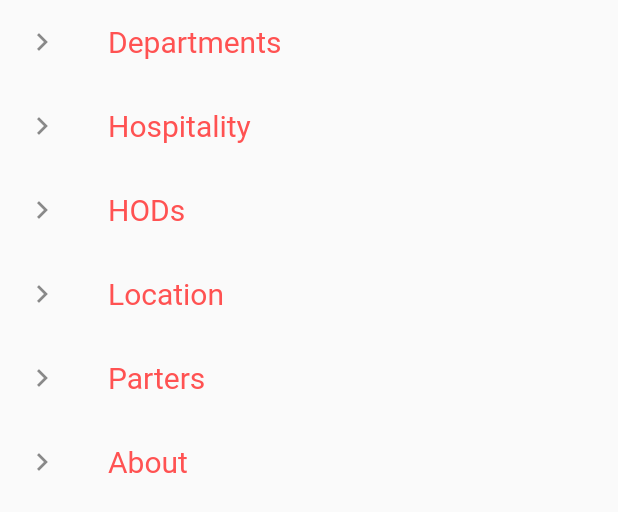
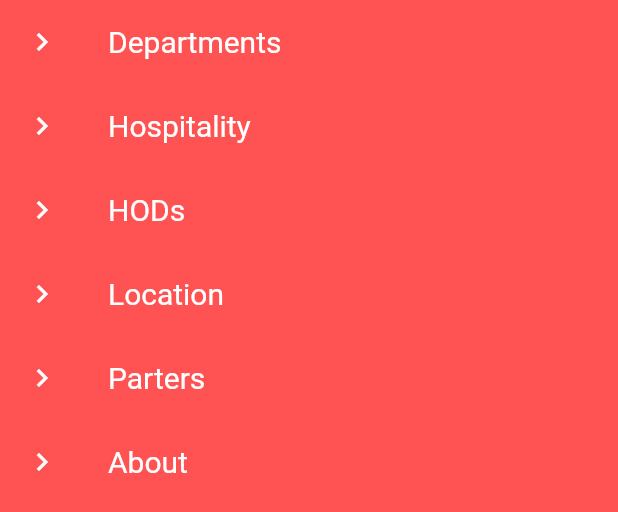
Before and after one commit to samrat19/Flutter_API_fetch, a Flutter app: the CustomDrawer widget shown alone on an empty page, opened directly, on a phone screen of 412 x 824 dp. Shown: the top 512 px of the screen. Run offline on Flutter 3.47's test engine with Material 2 defaults, Android fonts, the phone set to English and light mode, and no system bars; our stand-ins replace firebase_core, firebase_database; accounts and stored records are empty; network calls fail.

Commit message:
Drawer ui updated

```diff
--- a/lib/customWidgets/drawer.dart
+++ b/lib/customWidgets/drawer.dart
@@ -12,17 +12,19 @@ class CustomDrawer extends StatelessWidget {
 
   @override
   Widget build(BuildContext context) {
-    return ListView(
+    return Container(
+      color: Colors.redAccent,
+      child: ListView(
         children: <Widget>[
           ListTile(
             title: Text(
               "Departments",
               style: TextStyle(
                 fontSize: _fontSize,
-              color: Colors.redAccent
+                color: Colors.white
               ),
             ),
-          leading: Icon(Icons.chevron_right),
+            leading: Icon(Icons.chevron_right, color: Colors.white),
             onTap: () {
               Navigator.of(context).pop();
               Navigator.of(context).push(new MaterialPageRoute(
@@ -34,10 +36,10 @@ class CustomDrawer extends StatelessWidget {
               "Hospitality",
               style: TextStyle(
                   fontSize: _fontSize,
-                color: Colors.redAccent
+                  color: Colors.white
               ),
             ),
-          leading: Icon(Icons.chevron_right),
+            leading: Icon(Icons.chevron_right, color: Colors.white,),
             onTap: () {
               Navigator.of(context).pop();
               Navigator.of(context).push(new MaterialPageRoute(
@@ -49,10 +51,10 @@ class CustomDrawer extends StatelessWidget {
               "HODs",
               style: TextStyle(
                   fontSize: _fontSize,
-                color: Colors.redAccent
+                  color: Colors.white
               ),
             ),
-          leading: Icon(Icons.chevron_right),
+            leading: Icon(Icons.chevron_right, color: Colors.white,),
             onTap: () {
               Navigator.of(context).pop();
               Navigator.of(context).push(new MaterialPageRoute(
@@ -64,10 +66,10 @@ class CustomDrawer extends StatelessWidget {
               "Location",
               style: TextStyle(
                   fontSize: _fontSize,
-                color: Colors.redAccent
+                  color: Colors.white
               ),
             ),
-          leading: Icon(Icons.chevron_right),
+            leading: Icon(Icons.chevron_right, color: Colors.white,),
             onTap: () {
               Navigator.of(context).pop();
               Navigator.of(context).push(new MaterialPageRoute(
@@ -79,10 +81,10 @@ class CustomDrawer extends StatelessWidget {
               "Parters",
               style: TextStyle(
                   fontSize: _fontSize,
-                color: Colors.redAccent
+                  color: Colors.white
               ),
             ),
-          leading: Icon(Icons.chevron_right),
+            leading: Icon(Icons.chevron_right, color: Colors.white,),
             onTap: () {
               Navigator.of(context).pop();
               Navigator.of(context).push(new MaterialPageRoute(
@@ -94,10 +96,10 @@ class CustomDrawer extends StatelessWidget {
               "About",
               style: TextStyle(
                   fontSize: _fontSize,
-                color: Colors.redAccent
+                  color: Colors.white
               ),
             ),
-          leading: Icon(Icons.chevron_right),
+            leading: Icon(Icons.chevron_right, color: Colors.white,),
             onTap: () {
               Navigator.of(context).pop();
               //  Navigator.of(context).pushNamed("/a");
@@ -106,6 +108,7 @@ class CustomDrawer extends StatelessWidget {
             },
           )
         ],
+      ),
     );
   }
 }
```
Lines whose indentation alone changed are shown as unchanged.
